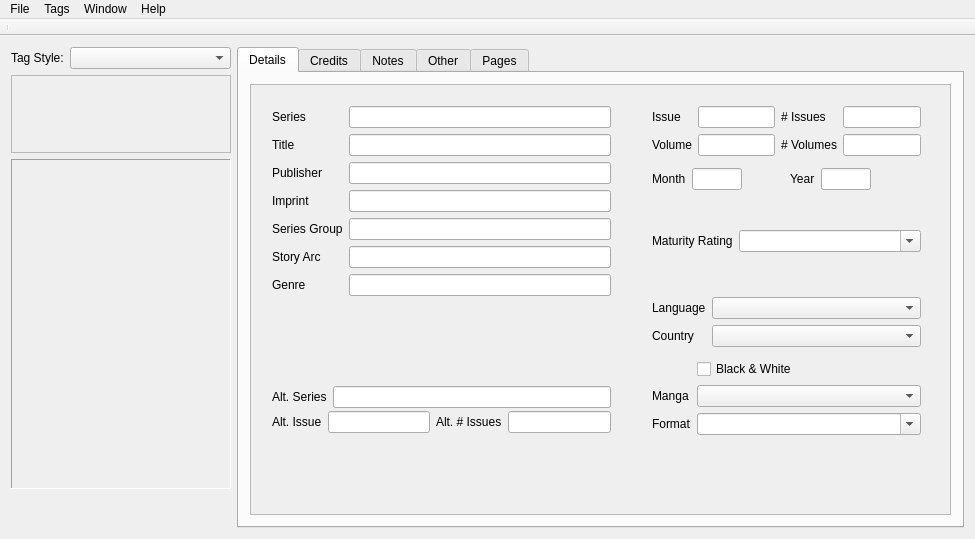
This is taggerwindow.ui in comictagger/comictagger as Qt 5 draws it before an edit. The edited form follows.
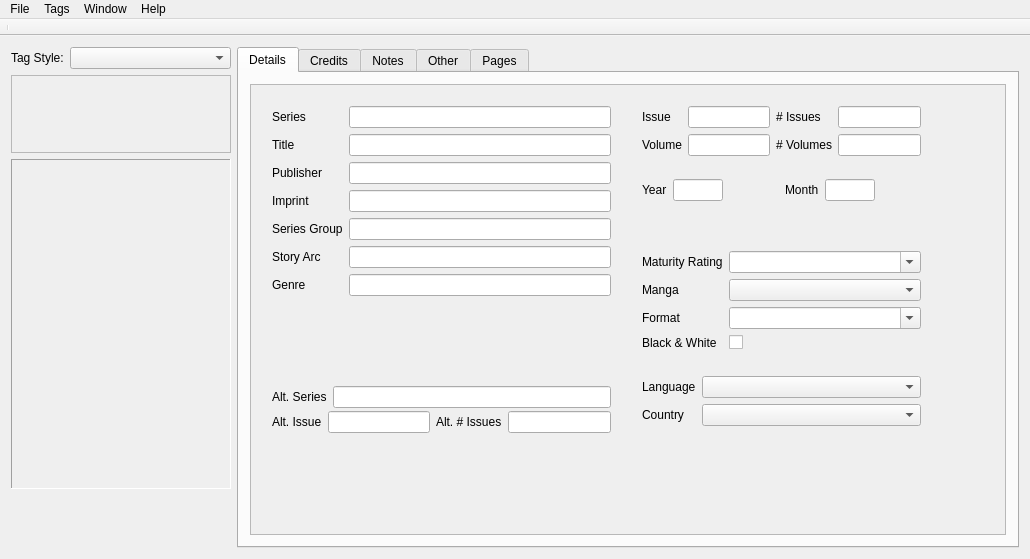
This is the edited form.

```diff
--- a/taggerwindow.ui
+++ b/taggerwindow.ui
@@ -6,8 +6,8 @@
    <rect>
     <x>0</x>
     <y>0</y>
-    <width>975</width>
-    <height>539</height>
+    <width>1030</width>
+    <height>559</height>
    </rect>
   </property>
   <property name="sizePolicy">
@@ -359,13 +359,19 @@
                <widget class="QWidget" name="layoutWidget">
                 <property name="geometry">
                  <rect>
-                  <x>390</x>
+                  <x>380</x>
                   <y>10</y>
-                  <width>291</width>
+                  <width>301</width>
                   <height>351</height>
                  </rect>
                 </property>
                 <layout class="QVBoxLayout" name="verticalLayout_6">
+                 <property name="spacing">
+                  <number>-1</number>
+                 </property>
+                 <property name="bottomMargin">
+                  <number>3</number>
+                 </property>
                  <item>
                   <layout class="QHBoxLayout" name="horizontalLayout_6">
                    <item>
@@ -434,36 +440,6 @@
                      <item row="0" column="0">
                       <widget class="QLabel" name="label_6">
                        <property name="text">
-                        <string>Month</string>
-                       </property>
-                      </widget>
-                     </item>
-                     <item row="0" column="1">
-                      <widget class="QLineEdit" name="lePubMonth">
-                       <property name="sizePolicy">
-                        <sizepolicy hsizetype="Fixed" vsizetype="Fixed">
-                         <horstretch>0</horstretch>
-                         <verstretch>0</verstretch>
-                        </sizepolicy>
-                       </property>
-                       <property name="maximumSize">
-                        <size>
-                         <width>50</width>
-                         <height>16777215</height>
-                        </size>
-                       </property>
-                      </widget>
-                     </item>
-                    </layout>
-                   </item>
-                   <item>
-                    <layout class="QFormLayout" name="formLayout_16">
-                     <property name="fieldGrowthPolicy">
-                      <enum>QFormLayout::AllNonFixedFieldsGrow</enum>
-                     </property>
-                     <item row="0" column="0">
-                      <widget class="QLabel" name="label_35">
-                       <property name="text">
                         <string>Year</string>
                        </property>
                       </widget>
@@ -486,10 +462,46 @@
                      </item>
                     </layout>
                    </item>
+                   <item>
+                    <layout class="QFormLayout" name="formLayout_16">
+                     <property name="fieldGrowthPolicy">
+                      <enum>QFormLayout::AllNonFixedFieldsGrow</enum>
+                     </property>
+                     <item row="0" column="0">
+                      <widget class="QLabel" name="label_35">
+                       <property name="text">
+                        <string>Month</string>
+                       </property>
+                      </widget>
+                     </item>
+                     <item row="0" column="1">
+                      <widget class="QLineEdit" name="lePubMonth">
+                       <property name="sizePolicy">
+                        <sizepolicy hsizetype="Fixed" vsizetype="Fixed">
+                         <horstretch>0</horstretch>
+                         <verstretch>0</verstretch>
+                        </sizepolicy>
+                       </property>
+                       <property name="maximumSize">
+                        <size>
+                         <width>50</width>
+                         <height>16777215</height>
+                        </size>
+                       </property>
+                      </widget>
+                     </item>
+                    </layout>
+                   </item>
                   </layout>
                  </item>
                  <item>
-                  <layout class="QFormLayout" name="formLayout_17">
+                  <layout class="QFormLayout" name="formLayout_10">
+                   <property name="fieldGrowthPolicy">
+                    <enum>QFormLayout::AllNonFixedFieldsGrow</enum>
+                   </property>
+                   <property name="verticalSpacing">
+                    <number>-1</number>
+                   </property>
                    <item row="0" column="0">
                     <widget class="QLabel" name="label_18">
                      <property name="text">
@@ -507,6 +519,60 @@
                      </property>
                     </widget>
                    </item>
+                   <item row="1" column="0">
+                    <widget class="QLabel" name="label_31">
+                     <property name="text">
+                      <string>Manga</string>
+                     </property>
+                    </widget>
+                   </item>
+                   <item row="1" column="1">
+                    <widget class="QComboBox" name="cbManga">
+                     <property name="autoFillBackground">
+                      <bool>false</bool>
+                     </property>
+                    </widget>
+                   </item>
+                   <item row="2" column="0">
+                    <widget class="QLabel" name="label_26">
+                     <property name="text">
+                      <string>Format</string>
+                     </property>
+                    </widget>
+                   </item>
+                   <item row="2" column="1">
+                    <widget class="QComboBox" name="cbFormat">
+                     <property name="sizePolicy">
+                      <sizepolicy hsizetype="Preferred" vsizetype="Maximum">
+                       <horstretch>0</horstretch>
+                       <verstretch>0</verstretch>
+                      </sizepolicy>
+                     </property>
+                     <property name="editable">
+                      <bool>true</bool>
+                     </property>
+                    </widget>
+                   </item>
+                   <item row="3" column="0">
+                    <widget class="QLabel" name="label_32">
+                     <property name="text">
+                      <string>Black &amp; White</string>
+                     </property>
+                    </widget>
+                   </item>
+                   <item row="3" column="1">
+                    <widget class="QCheckBox" name="cbBW">
+                     <property name="layoutDirection">
+                      <enum>Qt::LeftToRight</enum>
+                     </property>
+                     <property name="autoFillBackground">
+                      <bool>false</bool>
+                     </property>
+                     <property name="text">
+                      <string/>
+                     </property>
+                    </widget>
+                   </item>
                   </layout>
                  </item>
                  <item>
@@ -515,12 +581,12 @@
                     <enum>Qt::Vertical</enum>
                    </property>
                    <property name="sizeType">
-                    <enum>QSizePolicy::Fixed</enum>
+                    <enum>QSizePolicy::Maximum</enum>
                    </property>
                    <property name="sizeHint" stdset="0">
                     <size>
                      <width>20</width>
-                     <height>5</height>
+                     <height>20</height>
                     </size>
                    </property>
                   </spacer>
@@ -531,7 +597,14 @@
                     <enum>QFormLayout::AllNonFixedFieldsGrow</enum>
                    </property>
                    <item row="0" column="1">
-                    <widget class="QComboBox" name="cbLanguage"/>
+                    <widget class="QComboBox" name="cbLanguage">
+                     <property name="sizePolicy">
+                      <sizepolicy hsizetype="Preferred" vsizetype="Preferred">
+                       <horstretch>0</horstretch>
+                       <verstretch>0</verstretch>
+                      </sizepolicy>
+                     </property>
+                    </widget>
                    </item>
                    <item row="1" column="0">
                     <widget class="QLabel" name="label_14">
@@ -541,7 +614,14 @@
                     </widget>
                    </item>
                    <item row="1" column="1">
-                    <widget class="QComboBox" name="cbCountry"/>
+                    <widget class="QComboBox" name="cbCountry">
+                     <property name="sizePolicy">
+                      <sizepolicy hsizetype="Preferred" vsizetype="Preferred">
+                       <horstretch>0</horstretch>
+                       <verstretch>0</verstretch>
+                      </sizepolicy>
+                     </property>
+                    </widget>
                    </item>
                    <item row="0" column="0">
                     <widget class="QLabel" name="label_13">
@@ -552,51 +632,6 @@
                    </item>
                   </layout>
                  </item>
-                 <item>
-                  <layout class="QFormLayout" name="formLayout_10">
-                   <property name="fieldGrowthPolicy">
-                    <enum>QFormLayout::AllNonFixedFieldsGrow</enum>
-                   </property>
-                   <item row="1" column="1">
-                    <widget class="QCheckBox" name="cbBW">
-                     <property name="autoFillBackground">
-                      <bool>false</bool>
-                     </property>
-                     <property name="text">
-                      <string>Black &amp;&amp; White</string>
-                     </property>
-                    </widget>
-                   </item>
-                   <item row="2" column="0">
-                    <widget class="QLabel" name="label_31">
-                     <property name="text">
-                      <string>Manga</string>
-                     </property>
-                    </widget>
-                   </item>
-                   <item row="2" column="1">
-                    <widget class="QComboBox" name="cbManga">
-                     <property name="autoFillBackground">
-                      <bool>false</bool>
-                     </property>
-                    </widget>
-                   </item>
-                   <item row="3" column="0">
-                    <widget class="QLabel" name="label_26">
-                     <property name="text">
-                      <string>Format</string>
-                     </property>
-                    </widget>
-                   </item>
-                   <item row="3" column="1">
-                    <widget class="QComboBox" name="cbFormat">
-                     <property name="editable">
-                      <bool>true</bool>
-                     </property>
-                    </widget>
-                   </item>
-                  </layout>
-                 </item>
                 </layout>
                </widget>
                <widget class="QWidget" name="layoutWidget_2">
@@ -1012,8 +1047,8 @@
     <rect>
      <x>0</x>
      <y>0</y>
-     <width>975</width>
-     <height>28</height>
+     <width>1030</width>
+     <height>22</height>
     </rect>
    </property>
    <widget class="QMenu" name="menuComicTagger">
```
Left out of the diff: 2 changed lines with no effect on the pictures.
